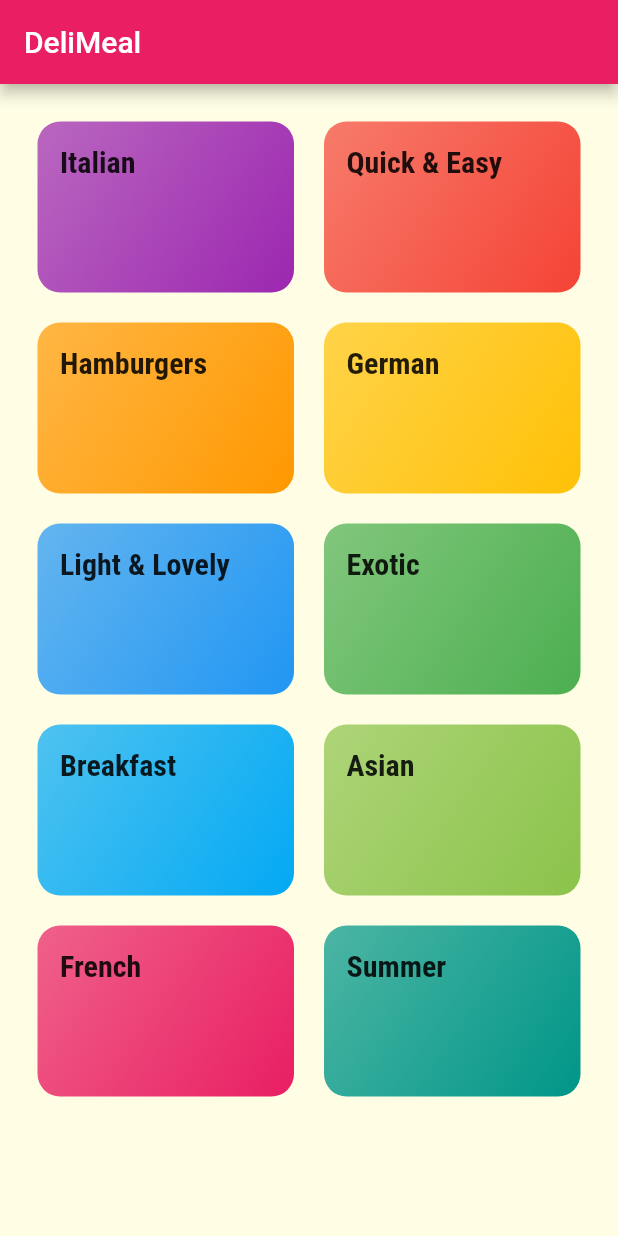
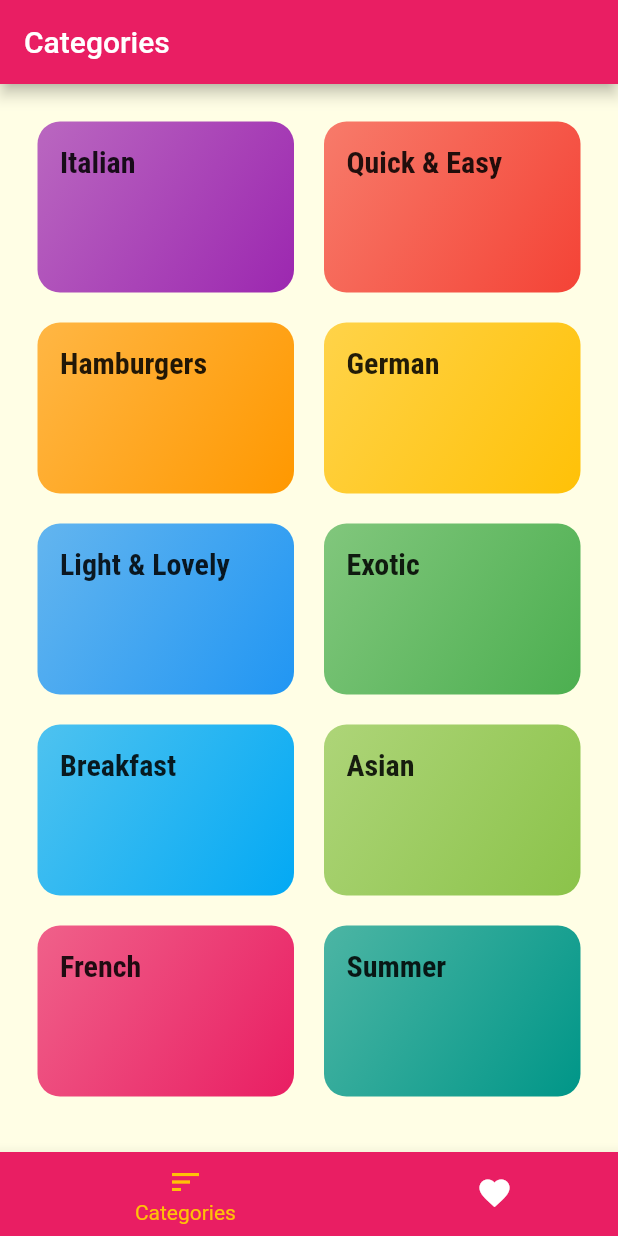
Before and after one commit to wellitonklein/meals-app, a Flutter app: the screen it shows after launch, on a phone screen of 412 x 824 dp. Run offline on Flutter 3.47's test engine with Material 2 defaults, Android fonts, the phone set to English and light mode, and no system bars; Roboto replaces fonts that are missing (Releway).

Commit message:
Adicionando uma barra de guias inferior

```diff
--- a/lib/main.dart
+++ b/lib/main.dart
@@ -1,5 +1,6 @@
 import 'package:flutter/material.dart';
 
+import './screens/tabs_screen.dart';
 import './screens/meal_detail.screen.dart';
 import './screens/categories_screen.dart';
 import './screens/category_meals_screen.dart';
@@ -10,6 +11,7 @@ class MyApp extends StatelessWidget {
   @override
   Widget build(BuildContext context) {
     return MaterialApp(
+      debugShowCheckedModeBanner: false,
       title: 'DeliMeals',
       theme: ThemeData(
         primarySwatch: Colors.pink,
@@ -33,7 +35,7 @@ class MyApp extends StatelessWidget {
       // home: CategoriesScreen(),
       initialRoute: '/',
       routes: {
-        '/': (ctx) => CategoriesScreen(),
+        '/': (ctx) => TabsScreen(),
         CategoryMealsScreen.routeName: (ctx) => CategoryMealsScreen(),
         MealDetailScreen.routeName: (ctx) => MealDetailScreen(),
       },
--- a/lib/screens/categories_screen.dart
+++ b/lib/screens/categories_screen.dart
@@ -6,11 +6,7 @@ import '../widgets/category_item.dart';
 class CategoriesScreen extends StatelessWidget {
   @override
   Widget build(BuildContext context) {
-    return Scaffold(
-      appBar: AppBar(
-        title: const Text('DeliMeal'),
-      ),
-      body: GridView(
+    return GridView(
       padding: const EdgeInsets.all(25),
       children: DUMMY_CATEGORIES
           .map((categoryData) => CategoryItem(
@@ -25,7 +21,6 @@ class CategoriesScreen extends StatelessWidget {
         crossAxisSpacing: 20,
         mainAxisSpacing: 20,
       ),
-      ),
     );
   }
 }
--- /dev/null
+++ b/lib/screens/favorites_screen.dart
@@ -0,0 +1,10 @@
+import 'package:flutter/material.dart';
+
+class FavoritesScreen extends StatelessWidget {
+  @override
+  Widget build(BuildContext context) {
+    return Center(
+      child: const Text('The Favorites'),
+    );
+  }
+}
--- /dev/null
+++ b/lib/screens/tabs_screen.dart
@@ -0,0 +1,60 @@
+import 'package:flutter/material.dart';
+
+import './categories_screen.dart';
+import './favorites_screen.dart';
+
+class TabsScreen extends StatefulWidget {
+  @override
+  _TabsScreenState createState() => _TabsScreenState();
+}
+
+class _TabsScreenState extends State<TabsScreen> {
+  final List<Map<String, Object>> _pages = [
+    {
+      'page': CategoriesScreen(),
+      'title': 'Categories',
+    },
+    {
+      'page': FavoritesScreen(),
+      'title': 'Your Favorites',
+    },
+  ];
+
+  int _selectedPageIndex = 0;
+
+  void _selectPage(int index) {
+    setState(() {
+      _selectedPageIndex = index;
+    });
+  }
+
+  @override
+  Widget build(BuildContext context) {
+    return Scaffold(
+      appBar: AppBar(
+        title: Text(_pages[_selectedPageIndex]['title']),
+      ),
+      body: _pages[_selectedPageIndex]['page'],
+      bottomNavigationBar: BottomNavigationBar(
+        onTap: _selectPage,
+        // backgroundColor: Theme.of(context).primaryColor,
+        unselectedItemColor: Colors.white,
+        selectedItemColor: Theme.of(context).accentColor,
+        currentIndex: _selectedPageIndex,
+        type: BottomNavigationBarType.shifting,
+        items: [
+          BottomNavigationBarItem(
+            backgroundColor: Theme.of(context).primaryColor,
+            icon: const Icon(Icons.sort),
+            title: const Text('Categories'),
+          ),
+          BottomNavigationBarItem(
+            backgroundColor: Theme.of(context).primaryColor,
+            icon: const Icon(Icons.favorite),
+            title: const Text('Favorites'),
+          ),
+        ],
+      ),
+    );
+  }
+}
```
Lines whose indentation alone changed are shown as unchanged.
